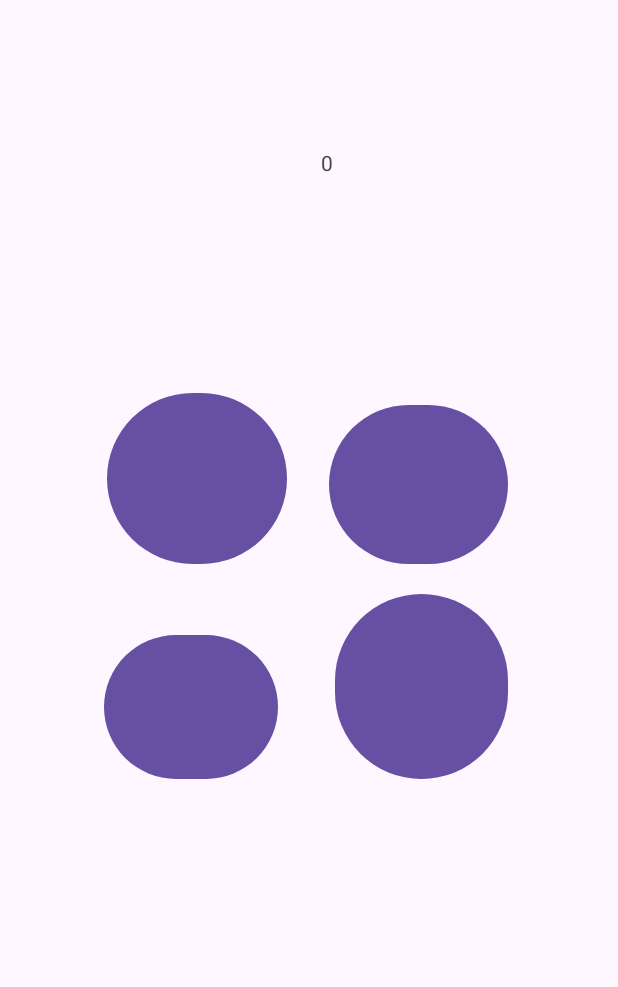
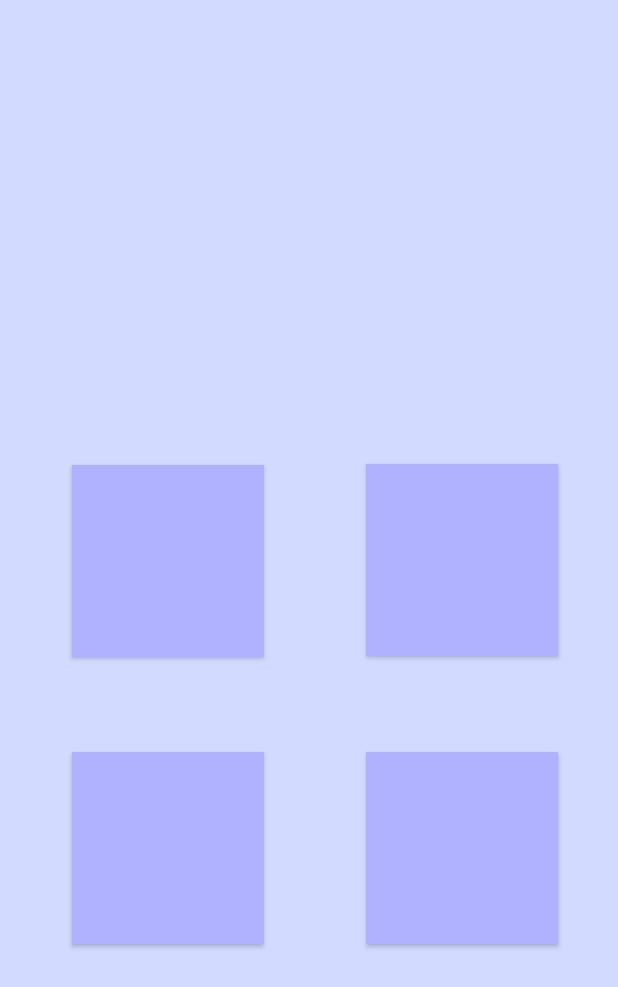
Before and after one commit to Azguegou/AppMobProject, an Android app: the SimonActivity screen opened directly, with no data from a screen before it, on a phone screen of 412 x 824 dp. Shown: the top 987 px of the screen. Run offline under Robolectric (Android 15) with nearby library versions, the phone set to English and light mode, and no system bars.

Commit message:
add : clignotement des boutons à l'ouverture de la page Simon

```diff
--- a/app/src/main/java/com/example/tp1a/SimonActivity.kt
+++ b/app/src/main/java/com/example/tp1a/SimonActivity.kt
@@ -2,6 +2,8 @@ package com.example.tp1a
 
 import android.graphics.Color
 import android.os.Bundle
+import android.os.Handler
+import android.os.Looper
 import android.widget.Button
 import android.widget.TextView
 import androidx.appcompat.app.AppCompatActivity
@@ -10,86 +12,66 @@ import kotlin.random.Random
 
 class SimonActivity : AppCompatActivity() {
 
+    // Déclarez ces variables en tant que propriétés de classe
+    private lateinit var btn1: Button
+    private lateinit var btn2: Button
+    private lateinit var btn3: Button
+    private lateinit var btn4: Button
+
     override fun onCreate(savedInstanceState: Bundle?) {
         WindowCompat.setDecorFitsSystemWindows(window, false)
         super.onCreate(savedInstanceState)
         setContentView(R.layout.simon)
+
+        // Initialisez les boutons
+        btn1 = findViewById(R.id.simonButton1)
+        btn2 = findViewById(R.id.simonButton2)
+        btn3 = findViewById(R.id.simonButton3)
+        btn4 = findViewById(R.id.simonButton4)
+
+        party() // Appelez la fonction party() pour démarrer le clignotement des boutons
     }
 
     fun party() {
         val nbCarrees = 4
-        var nbTours = 0
+        var nbTours = 12
 
-        //variables locales des boutons du Simon
-        val btn1 = findViewById<Button>(R.id.simonButton1)
-        val btn2 = findViewById<Button>(R.id.simonButton2)
-        val btn3 = findViewById<Button>(R.id.simonButton3)
-        val btn4 = findViewById<Button>(R.id.simonButton4)
-        val username = findViewById<TextView>(R.id.playerName)
-        val score = findViewById<TextView>(R.id.score)
-
-        //username.text = intent.(username)
-
-        //liste du jeu
+        // Liste du jeu
         val memoryList = ArrayList<Int>()
 
-        //liste du joueur, à comparer avec la liste du Jeu
-        val playerList = ArrayList<Int>()
+        // Générez les valeurs aléatoires dans memoryList
+        for (i in 1..nbTours) {
+            memoryList.add(Random.nextInt(1, nbCarrees + 1))
+        }
 
-        //Algo d'une partie
-        while(playerList == memoryList) {
-            //remise à 0 de la liste du joueur
-            for (e in playerList)
-                playerList.removeAt(e)
+        clignoterBoutons(memoryList)
+    }
 
-            // choix aléatoire d'un carré
-            val simonRandomVal = Random.nextInt(1, nbCarrees + 1)
-            memoryList.add(simonRandomVal)
-            nbTours++
 
-            for (e in memoryList) {
-                if (e==1) {
-                    btn1.setBackgroundColor(Color.RED)
-                    Thread.sleep(1000)
-                    btn1.setBackgroundResource(R.drawable.border)
-                    Thread.sleep(500)
-                }
-                else if (e==2) {
-                    btn2.setBackgroundColor(Color.RED)
-                    Thread.sleep(1000)
-                    btn1.setBackgroundResource(R.drawable.border)
-                    Thread.sleep(500)
-                }
-                else if (e==3) {
-                    btn3.setBackgroundColor(Color.RED)
-                    Thread.sleep(1000)
-                    btn1.setBackgroundResource(R.drawable.border)
-                    Thread.sleep(500)
-                }
-                else {
-                    btn4.setBackgroundColor(Color.RED)
-                    Thread.sleep(1000)
-                    btn1.setBackgroundResource(R.drawable.border)
-                    Thread.sleep(500)
-                }
+
+    fun clignoterBoutons(memoryList: ArrayList<Int>) {
+        val delay = 1000L // délai de 1000ms
+        val handler = Handler(Looper.getMainLooper())
+
+        for (i in memoryList.indices) {
+
+            //selection des bouttons en fonction de l'indice dans la liste
+            val button = when (memoryList[i]) {
+                1 -> btn1
+                2 -> btn2
+                3 -> btn3
+                4 -> btn4
+                else -> null
             }
 
-            for (i in 0..nbTours) {
-                btn1.setOnClickListener() {
-                    playerList.add(1)
+            handler.postDelayed({
+                button?.let {
+                    it.setBackgroundColor(Color.WHITE)
+                    handler.postDelayed({
+                        it.setBackgroundColor(Color.parseColor("#B1B2FF"));
+                    }, delay/2)
                 }
-                btn2.setOnClickListener() {
-                    playerList.add(2)
-                }
-                btn3.setOnClickListener() {
-                    playerList.add(3)
-                }
-                btn4.setOnClickListener() {
-                    playerList.add(4)
-                }
-                if (playerList[i] != memoryList[i])
-                    break
-            }
+            }, (i * delay) + delay)
         }
     }
 }
--- a/app/src/main/res/drawable/border.xml
+++ /dev/null
@@ -1,9 +0,0 @@
-<shape xmlns:android="http://schemas.android.com/apk/res/android"
-    android:shape="rectangle" >
-
-    <stroke
-        android:id="@+id/border"
-        android:width="3dp"
-        android:color="#000000" />
-
-</shape>
--- a/app/src/main/res/layout/simon.xml
+++ b/app/src/main/res/layout/simon.xml
@@ -1,82 +1,49 @@
-<?xml version="1.0" encoding="utf-8"?>
-<androidx.constraintlayout.widget.ConstraintLayout xmlns:android="http://schemas.android.com/apk/res/android"
-    xmlns:app="http://schemas.android.com/apk/res-auto"
+<RelativeLayout xmlns:android="http://schemas.android.com/apk/res/android"
     xmlns:tools="http://schemas.android.com/tools"
     android:layout_width="match_parent"
     android:layout_height="match_parent"
-    tools:layout_editor_absoluteX="-43dp"
-    tools:layout_editor_absoluteY="3dp">
+    android:background="#D2DAFF"
+    tools:ignore="HardcodedText" >
 
-    <TextView
-        android:id="@+id/playerName"
-        android:layout_width="wrap_content"
-        android:layout_height="wrap_content"
-        android:layout_marginTop="45dp"
-        app:layout_constraintEnd_toEndOf="parent"
-        app:layout_constraintStart_toStartOf="parent"
-        app:layout_constraintTop_toTopOf="parent" />
+    <androidx.appcompat.widget.AppCompatButton
+        android:id="@+id/simonButton1"
+        android:layout_width="128dp"
+        android:layout_height="128dp"
+        android:layout_alignParentStart="true"
+        android:layout_alignParentTop="true"
+        android:layout_centerVertical="true"
+        android:layout_marginStart="48dp"
+        android:layout_marginTop="310dp"
+        android:background="#B1B2FF" />
 
-    <TextView
-        android:id="@+id/score"
-        android:layout_width="wrap_content"
-        android:layout_height="wrap_content"
-        android:layout_marginStart="8dp"
-        android:layout_marginTop="34dp"
-        android:text="0"
-        app:layout_constraintStart_toStartOf="@+id/playerName"
-        app:layout_constraintTop_toBottomOf="@+id/playerName" />
+    <androidx.appcompat.widget.AppCompatButton
+        android:id="@+id/simonButton4"
+        android:layout_width="128dp"
+        android:layout_height="128dp"
+        android:layout_alignParentStart="true"
+        android:layout_alignParentTop="true"
+        android:layout_marginStart="244dp"
+        android:layout_marginTop="309dp"
+        android:background="#B1B2FF" />
 
-    <Button
+    <androidx.appcompat.widget.AppCompatButton
+        android:id="@+id/simonButton3"
+        android:layout_width="128dp"
+        android:layout_height="128dp"
+        android:layout_alignParentStart="true"
+        android:layout_alignParentTop="true"
+        android:layout_marginStart="48dp"
+        android:layout_marginTop="501dp"
+        android:background="#B1B2FF" />
+
+    <androidx.appcompat.widget.AppCompatButton
         android:id="@+id/simonButton2"
-        android:layout_width="0dp"
-        android:layout_height="0dp"
-        android:layout_marginTop="8dp"
-        android:layout_marginEnd="73dp"
-        android:layout_marginBottom="12dp"
-        android:text=""
-        app:layout_constraintBottom_toTopOf="@+id/simonButton4"
-        app:layout_constraintEnd_toEndOf="parent"
-        app:layout_constraintStart_toEndOf="@+id/simonButton1"
-        app:layout_constraintTop_toTopOf="@+id/simonButton1" />
+        android:layout_width="128dp"
+        android:layout_height="128dp"
+        android:layout_alignParentStart="true"
+        android:layout_alignParentTop="true"
+        android:layout_marginStart="244dp"
+        android:layout_marginTop="501dp"
+        android:background="#B1B2FF" />
 
-    <Button
-        android:id="@+id/simonButton1"
-        android:layout_width="0dp"
-        android:layout_height="122dp"
-        android:layout_marginStart="71dp"
-        android:layout_marginTop="117dp"
-        android:layout_marginEnd="28dp"
-        android:layout_marginBottom="120dp"
-        android:text=""
-        app:layout_constraintBottom_toBottomOf="@+id/simonButton3"
-        app:layout_constraintEnd_toStartOf="@+id/simonButton2"
-        app:layout_constraintStart_toStartOf="parent"
-        app:layout_constraintTop_toBottomOf="@+id/score" />
-
-    <Button
-        android:id="@+id/simonButton4"
-        android:layout_width="0dp"
-        android:layout_height="0dp"
-        android:layout_marginTop="12dp"
-        android:layout_marginEnd="73dp"
-        android:text=""
-        app:layout_constraintBottom_toBottomOf="@+id/simonButton3"
-        app:layout_constraintEnd_toEndOf="parent"
-        app:layout_constraintStart_toEndOf="@+id/simonButton3"
-        app:layout_constraintTop_toBottomOf="@+id/simonButton1" />
-
-    <Button
-        android:id="@+id/simonButton3"
-        android:layout_width="0dp"
-        android:layout_height="104dp"
-        android:layout_marginStart="69dp"
-        android:layout_marginTop="255dp"
-        android:layout_marginEnd="38dp"
-        android:layout_marginBottom="255dp"
-        android:text=""
-        app:layout_constraintBottom_toBottomOf="parent"
-        app:layout_constraintEnd_toStartOf="@+id/simonButton4"
-        app:layout_constraintStart_toStartOf="parent"
-        app:layout_constraintTop_toBottomOf="@+id/score" />
-
-</androidx.constraintlayout.widget.ConstraintLayout>
+</RelativeLayout>
```
